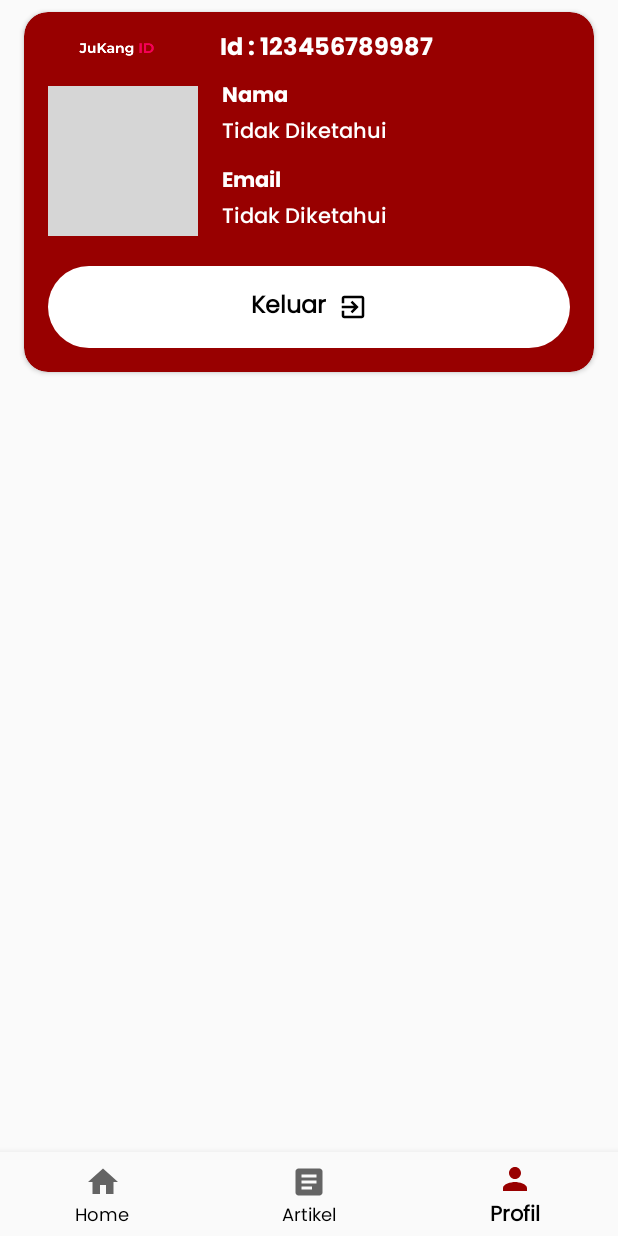
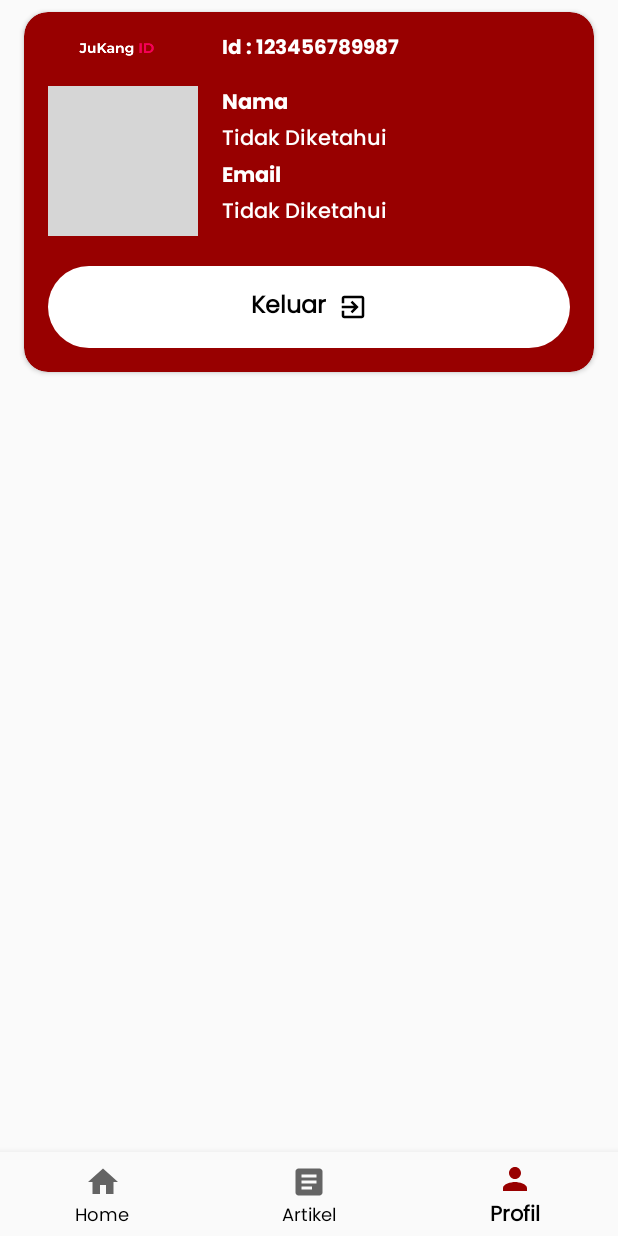
Before and after one commit to Jukang-ID/Jukang-MD, an Android app: the UserFragment screen opened through its navigation route, on a phone screen of 412 x 824 dp. Run offline under Robolectric (Android 15) with nearby library versions, the phone set to English and light mode, and no system bars; our stand-ins replace navigation-ui; pictures from the network do not load; grey boxes are pictures that could not be loaded.

Commit message:
fix: layout user

```diff
--- a/app/src/main/res/layout/cardberita.xml
+++ b/app/src/main/res/layout/cardberita.xml
@@ -52,7 +52,8 @@
             android:layout_height="0dp"
             android:layout_marginBottom="16dp"
             android:text="TextView"
-            android:maxLines="3"
+            android:maxLines="2"
+            android:textSize="14sp"
             android:ellipsize="end"
             android:textColor="@color/font_des"
             app:layout_constraintBottom_toBottomOf="parent"
--- a/app/src/main/res/layout/fragment_user.xml
+++ b/app/src/main/res/layout/fragment_user.xml
@@ -44,8 +44,8 @@
                 app:backgroundTint="@color/white"
                 app:icon="@drawable/baseline_exit_to_app_24"
                 app:iconGravity="textEnd"
+                app:iconSize="20dp"
                 app:iconTint="@color/black"
-                app:iconSize="20dp"
                 app:layout_constraintBottom_toBottomOf="parent"
                 app:layout_constraintEnd_toEndOf="parent"
                 app:layout_constraintStart_toStartOf="parent"
@@ -70,21 +70,21 @@
                 android:layout_width="0dp"
                 android:layout_height="wrap_content"
                 android:layout_marginStart="16dp"
-                android:layout_marginTop="44dp"
                 android:layout_marginEnd="16dp"
                 android:fontFamily="@font/ppbold"
                 android:text="Nama"
                 android:textColor="@color/white"
+                app:layout_constraintBottom_toBottomOf="parent"
                 app:layout_constraintEnd_toEndOf="parent"
-                app:layout_constraintHorizontal_bias="1.0"
+                app:layout_constraintHorizontal_bias="0.0"
                 app:layout_constraintStart_toEndOf="@+id/profilephoto"
-                app:layout_constraintTop_toTopOf="parent" />
+                app:layout_constraintTop_toBottomOf="@+id/iduser"
+                app:layout_constraintVertical_bias="0.04" />
 
             <TextView
                 android:id="@+id/textView4"
                 android:layout_width="0dp"
                 android:layout_height="wrap_content"
-                android:layout_marginTop="8dp"
                 android:fontFamily="@font/ppbold"
                 android:text="Email"
                 android:textColor="@color/white"
@@ -136,17 +136,16 @@
                 android:id="@+id/iduser"
                 android:layout_width="0dp"
                 android:layout_height="0dp"
-                android:layout_marginStart="44dp"
                 android:layout_marginEnd="16dp"
                 android:fontFamily="@font/ppbold"
                 android:gravity="center_vertical"
-                android:textSize="16sp"
                 android:text="TextView"
                 android:textColor="@color/white"
+                android:textSize="13sp"
                 app:layout_constraintBottom_toBottomOf="@+id/imageView13"
                 app:layout_constraintEnd_toEndOf="parent"
                 app:layout_constraintHorizontal_bias="0.005"
-                app:layout_constraintStart_toEndOf="@+id/imageView13"
+                app:layout_constraintStart_toStartOf="@+id/textView2"
                 app:layout_constraintTop_toTopOf="@+id/imageView13" />
 
         </androidx.constraintlayout.widget.ConstraintLayout>
```
